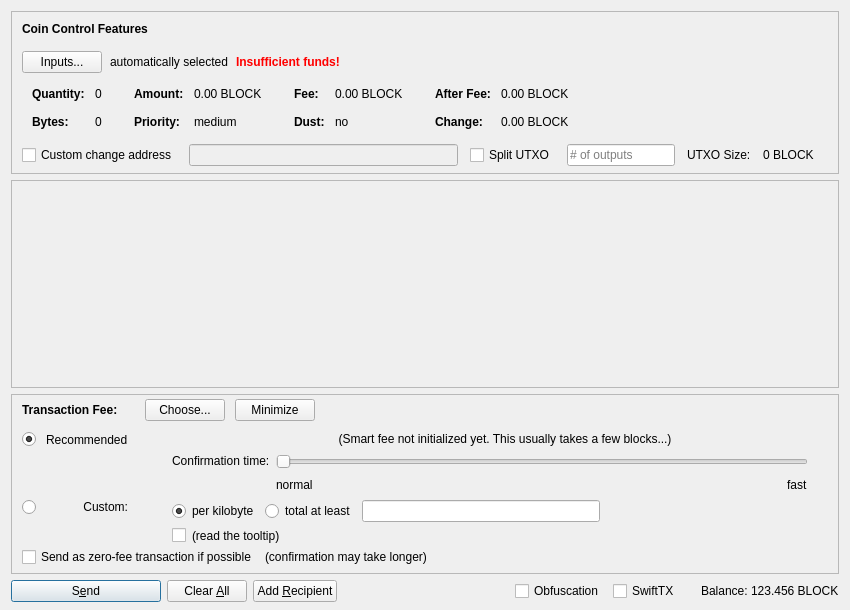
XCurrency/xc, file src/qt/forms/sendcoinsdialog.ui: the form before one commit.
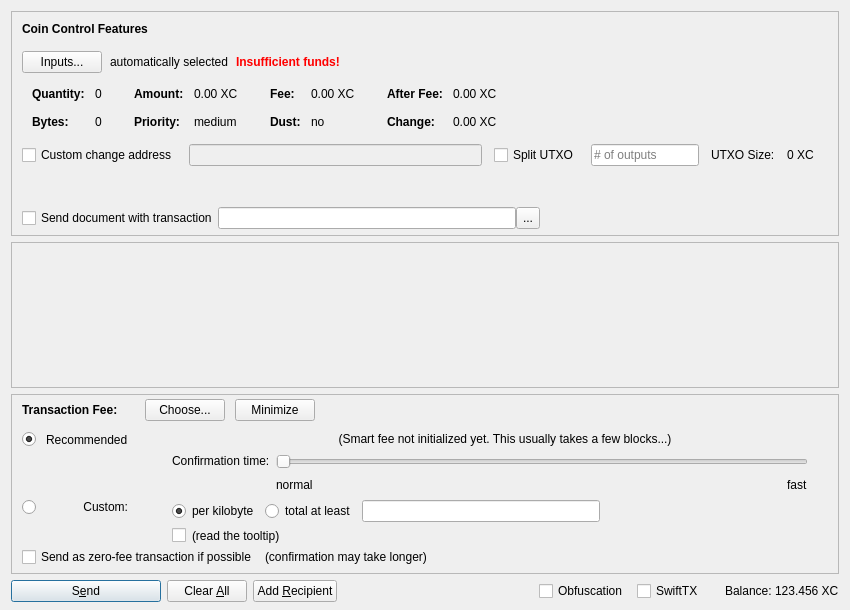
The form after the commit. Icons and pictures are not drawn. Custom widgets are drawn as their Qt base class.

Commit message: added typedef int64

Patch:
```diff
--- a/src/qt/forms/sendcoinsdialog.ui
+++ b/src/qt/forms/sendcoinsdialog.ui
@@ -54,7 +54,7 @@
        <number>6</number>
       </property>
       <item>
-       <layout class="QVBoxLayout" name="verticalLayoutCoinControl" stretch="0,0,0,0,1">
+          <layout class="QVBoxLayout" name="verticalLayoutCoinControl" stretch="0,0,0,0,0,1,0">
         <property name="spacing">
          <number>0</number>
         </property>
@@ -324,7 +324,7 @@
                   <enum>Qt::ActionsContextMenu</enum>
                  </property>
                  <property name="text">
-                  <string notr="true">0.00 BLOCK</string>
+                  <string notr="true">0.00 XC</string>
                  </property>
                  <property name="textInteractionFlags">
                   <set>Qt::LinksAccessibleByMouse|Qt::TextSelectableByKeyboard|Qt::TextSelectableByMouse</set>
@@ -404,7 +404,7 @@
                   <enum>Qt::ActionsContextMenu</enum>
                  </property>
                  <property name="text">
-                  <string notr="true">0.00 BLOCK</string>
+                  <string notr="true">0.00 XC</string>
                  </property>
                  <property name="textInteractionFlags">
                   <set>Qt::LinksAccessibleByMouse|Qt::TextSelectableByKeyboard|Qt::TextSelectableByMouse</set>
@@ -484,7 +484,7 @@
                   <enum>Qt::ActionsContextMenu</enum>
                  </property>
                  <property name="text">
-                  <string notr="true">0.00 BLOCK</string>
+                  <string notr="true">0.00 XC</string>
                  </property>
                  <property name="textInteractionFlags">
                   <set>Qt::LinksAccessibleByMouse|Qt::TextSelectableByKeyboard|Qt::TextSelectableByMouse</set>
@@ -513,7 +513,7 @@
                   <enum>Qt::ActionsContextMenu</enum>
                  </property>
                  <property name="text">
-                  <string notr="true">0.00 BLOCK</string>
+                  <string notr="true">0.00 XC</string>
                  </property>
                  <property name="textInteractionFlags">
                   <set>Qt::LinksAccessibleByMouse|Qt::TextSelectableByKeyboard|Qt::TextSelectableByMouse</set>
@@ -594,7 +594,7 @@
           <item>
            <widget class="QLabel" name="labelBlockSize">
             <property name="text">
-             <string>0 BLOCK</string>
+             <string>0 XC</string>
             </property>
            </widget>
           </item>
@@ -623,18 +623,81 @@
          </layout>
         </item>
         <item>
-         <spacer name="verticalSpacerCoinControl">
-          <property name="orientation">
-           <enum>Qt::Vertical</enum>
-          </property>
-          <property name="sizeHint" stdset="0">
-           <size>
-            <width>800</width>
-            <height>1</height>
-           </size>
-          </property>
-         </spacer>
+            <spacer name="verticalSpacer_8">
+                <property name="orientation">
+                    <enum>Qt::Vertical</enum>
+                </property>
+                <property name="sizeHint" stdset="0">
+                    <size>
+                        <width>20</width>
+                        <height>40</height>
+                    </size>
+                </property>
+            </spacer>
         </item>
+              <item>
+                  <spacer name="verticalSpacerCoinControl">
+                      <property name="orientation">
+                          <enum>Qt::Vertical</enum>
+                      </property>
+                      <property name="sizeHint" stdset="0">
+                          <size>
+                              <width>800</width>
+                              <height>1</height>
+                          </size>
+                      </property>
+                  </spacer>
+              </item>
+              <item>
+                  <layout class="QHBoxLayout" name="horizontalLayout_8">
+                      <item>
+                          <widget class="QCheckBox" name="txWithImage">
+                              <property name="text">
+                                  <string>Send document with transaction</string>
+                              </property>
+                          </widget>
+                      </item>
+                      <item>
+                          <widget class="QLineEdit" name="filePathEdit">
+                              <property name="sizePolicy">
+                                  <sizepolicy hsizetype="Expanding" vsizetype="Expanding">
+                                      <horstretch>0</horstretch>
+                                      <verstretch>0</verstretch>
+                                  </sizepolicy>
+                              </property>
+                              <property name="readOnly">
+                                  <bool>true</bool>
+                              </property>
+                          </widget>
+                      </item>
+                      <item>
+                          <widget class="QToolButton" name="pathButton">
+                              <property name="sizePolicy">
+                                  <sizepolicy hsizetype="Fixed" vsizetype="Expanding">
+                                      <horstretch>0</horstretch>
+                                      <verstretch>0</verstretch>
+                                  </sizepolicy>
+                              </property>
+                              <property name="text">
+                                  <string>...</string>
+                              </property>
+                          </widget>
+                      </item>
+                      <item>
+                          <spacer name="horizontalSpacer_7">
+                              <property name="orientation">
+                                  <enum>Qt::Horizontal</enum>
+                              </property>
+                              <property name="sizeHint" stdset="0">
+                                  <size>
+                                      <width>40</width>
+                                      <height>20</height>
+                                  </size>
+                              </property>
+                          </spacer>
+                      </item>
+                  </layout>
+              </item>
        </layout>
       </item>
      </layout>
@@ -651,10 +714,10 @@
         <x>0</x>
         <y>0</y>
         <width>830</width>
-        <height>95</height>
+           <height>80</height>
        </rect>
       </property>
-      <layout class="QVBoxLayout" name="verticalLayout_2" stretch="0,1">
+         <layout class="QVBoxLayout" name="verticalLayout_2" stretch="0,0">
        <property name="leftMargin">
         <number>0</number>
        </property>
@@ -1435,7 +1498,7 @@
           <cursorShape>IBeamCursor</cursorShape>
          </property>
          <property name="text">
-          <string notr="true">123.456 BLOCK</string>
+          <string notr="true">123.456 XC</string>
          </property>
          <property name="textInteractionFlags">
           <set>Qt::LinksAccessibleByMouse|Qt::TextSelectableByKeyboard|Qt::TextSelectableByMouse</set>
```
Left out of the diff: 12 changed lines with no effect on the pictures. The commit also changes 1 other file.
